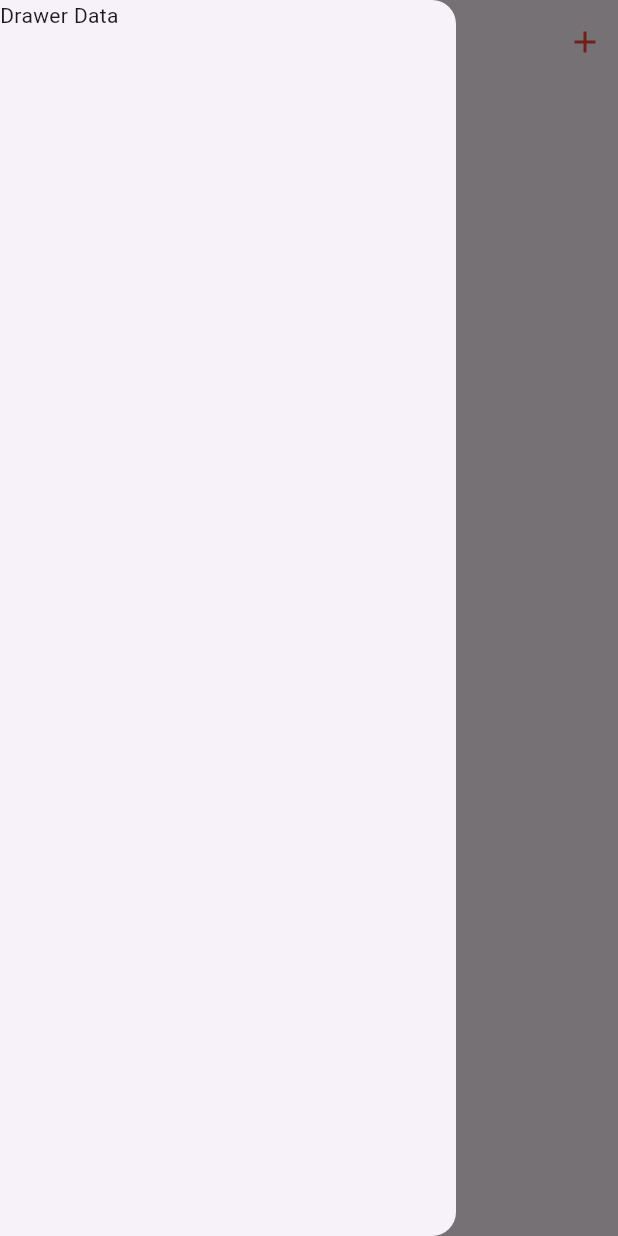
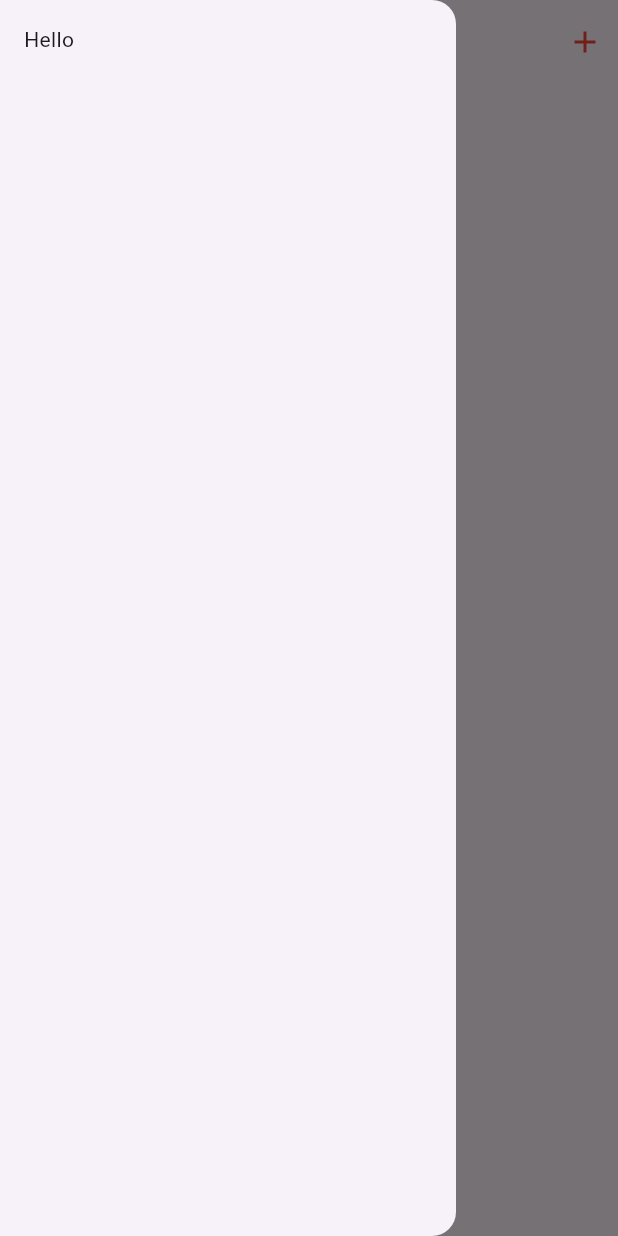
Before and after one commit to Emekaony/Manage-Your-Tasks, a Flutter app: the screen it shows after launch, with the side drawer open, on a phone screen of 412 x 824 dp. Run offline on Flutter 3.47's test engine with Material 3 defaults, Android fonts, the phone set to English and light mode, and no system bars.

Commit message:
You use a combination of SafeArea and padding to get the job done.

```diff
--- a/lib/main_screen.dart
+++ b/lib/main_screen.dart
@@ -14,7 +14,11 @@ class _MainScreenState extends State<MainScreen> {
   Widget build(BuildContext context) {
     return Scaffold(
         drawer: Drawer(
-          child: Text("Drawer Data"),
+          child: SafeArea(
+              child: Padding(
+            padding: EdgeInsets.all(16.0),
+            child: Text("Hello"),
+          )),
         ),
         appBar: AppBar(
           actions: [
```
